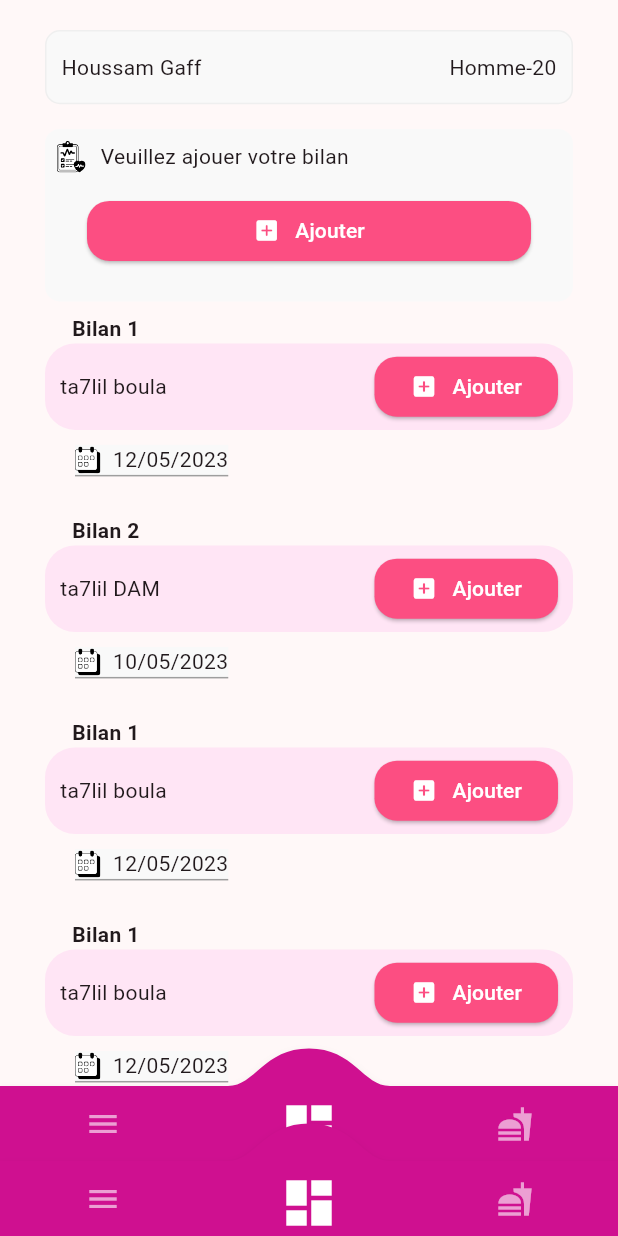
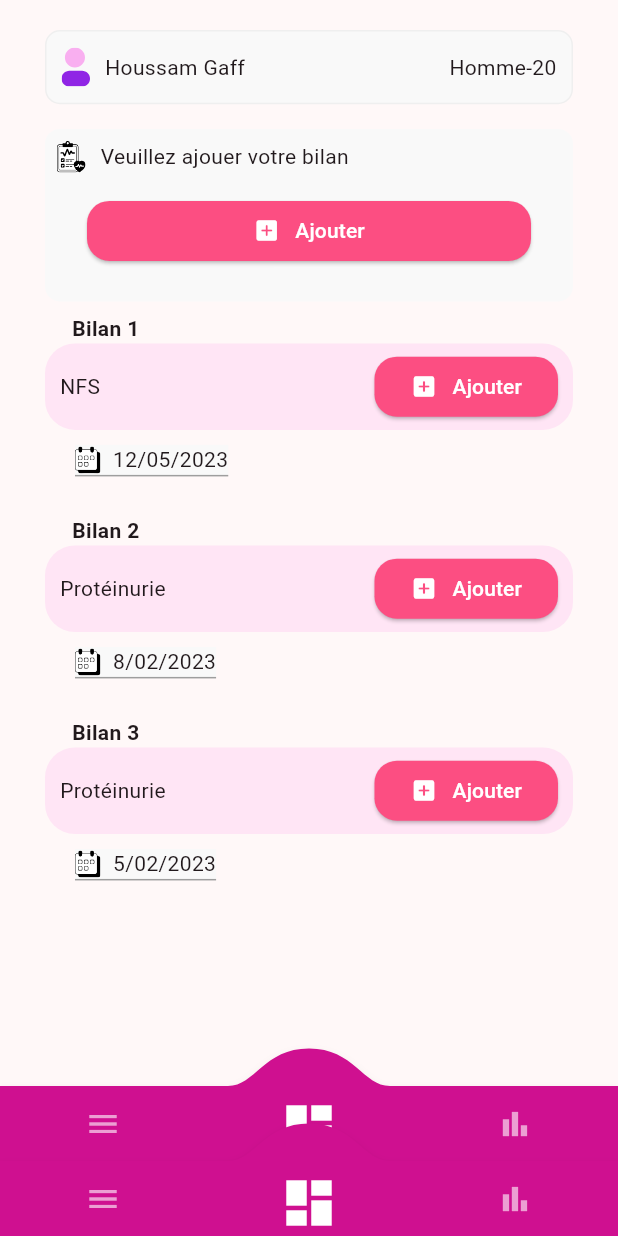
Before and after one commit to hamzaSghaier/lupus, a Flutter app: the screen it shows after launch, on a phone screen of 412 x 824 dp. Run offline on Flutter 3.47's test engine with Material 2 defaults, Android fonts, the phone set to English and light mode, and no system bars; drawn by our look-alikes of convex_bottom_bar; our stand-ins replace awesome_dialog, awesome_notifications, flutter_svg, get, syncfusion_flutter_charts; missing offline and left inert: reviews_slider.

Commit message:
bilan && statistics screens

```diff
--- a/lib/custom_widgets/custom_bottom_bar.dart
+++ b/lib/custom_widgets/custom_bottom_bar.dart
@@ -27,7 +27,7 @@ class CustomBottomBar extends StatelessWidget {
           icon: Icons.dashboard,
         ),
         TabItem(
-          icon: Icons.fastfood_sharp,
+          icon: Icons.bar_chart_outlined,
         ),
       ],
       initialActiveIndex: bottomNavigationBarController.selectedIndex.value,
--- a/lib/screens/bilan/bilan_screen.dart
+++ b/lib/screens/bilan/bilan_screen.dart
@@ -20,6 +20,22 @@ class BilanScreen extends StatefulWidget {
 class _BilanScreenState extends State<BilanScreen> {
   @override
   void initState() {
+    FileService.writeFile(
+        "mes_bilans.txt",
+        BilanModel(date: "22/12/2022", type: "NSC", image: "image bilan", id: 1)
+            .toJson()
+            .toString());
+    FileService.writeFile(
+        "mes_bilans.txt",
+        BilanModel(
+                date: "12/12/2021", type: "type 2", image: "image bilan", id: 2)
+            .toJson()
+            .toString());
+    FileService.writeFile(
+        "mes_bilans.txt",
+        BilanModel(date: "22/12/2022", type: "NSC", image: "image bilan", id: 3)
+            .toJson()
+            .toString());
     super.initState();
   }
 
@@ -40,26 +56,8 @@ class _BilanScreenState extends State<BilanScreen> {
   @override
   Widget build(BuildContext context) {
     mediaQuery = MediaQuery.of(context);
-    FileService.writeFile(
-        "mes_bilans.txt",
-        BilanModel(date: "22/12/2022", type: "NSC", image: "image bilan", id: 1)
-            .toJson()
-            .toString());
-    FileService.writeFile(
-        "mes_bilans.txt",
-        BilanModel(
-                date: "12/12/2021", type: "type 2", image: "image bilan", id: 2)
-            .toJson()
-            .toString());
-    FileService.writeFile(
-        "mes_bilans.txt",
-        BilanModel(date: "22/12/2022", type: "NSC", image: "image bilan", id: 3)
-            .toJson()
-            .toString());
 
-    FileService.getBilans("mes_bilans.txt").then((value) => setState(
-          () => listBilans = value,
-        ));
+    FileService.getBilans("mes_bilans.txt").then((value) => print(value));
 
     print(listBilans.length);
 
@@ -340,39 +338,21 @@ class _BilanScreenState extends State<BilanScreen> {
             ),
             BilanInfo(
               mediaQuery: mediaQuery,
-              title: "ta7lil boula",
+              title: "NFS",
               index: 1,
               date: "12/05/2023",
             ),
             BilanInfo(
               mediaQuery: mediaQuery,
-              title: "ta7lil DAM",
+              title: "Protéinurie",
               index: 2,
-              date: "10/05/2023",
+              date: "8/02/2023",
             ),
             BilanInfo(
               mediaQuery: mediaQuery,
-              title: "ta7lil boula",
-              index: 1,
-              date: "12/05/2023",
-            ),
-            BilanInfo(
-              mediaQuery: mediaQuery,
-              title: "ta7lil boula",
-              index: 1,
-              date: "12/05/2023",
-            ),
-            BilanInfo(
-              mediaQuery: mediaQuery,
-              title: "ta7lil boula",
-              index: 1,
-              date: "12/05/2023",
-            ),
-            BilanInfo(
-              mediaQuery: mediaQuery,
-              title: "ta7lil boula",
-              index: 1,
-              date: "12/05/2023",
+              title: "Protéinurie",
+              index: 3,
+              date: "5/02/2023",
             ),
           ]),
         ),
--- a/lib/screens/bilan/widgets/user_info.dart
+++ b/lib/screens/bilan/widgets/user_info.dart
@@ -1,4 +1,5 @@
 import 'package:flutter/material.dart';
+import 'package:flutter_svg/flutter_svg.dart';
 import 'package:hospital_app/constants/colors.dart';
 
 class UserInfo extends StatefulWidget {
@@ -29,7 +30,12 @@ class _UserInfoState extends State<UserInfo> {
           border: Border.all(color: greyContour),
           borderRadius: const BorderRadius.all(Radius.circular(10))),
       child: Row(mainAxisAlignment: MainAxisAlignment.spaceBetween, children: [
+        Padding(
+          padding: const EdgeInsets.only(right: 10.0),
+          child: SvgPicture.asset("assets/icons/avatar.svg"),
+        ),
         Text(widget.name),
+        const Spacer(),
         Text("${widget.gender}-${widget.age}")
       ]),
     );
--- a/lib/shared/file_service.dart
+++ b/lib/shared/file_service.dart
@@ -40,10 +40,12 @@ class FileService {
           return file;
         } else {
           client.close();
-          throw Exception('Failed to Download Video . Network connection failed . filename : $filename');
+          throw Exception(
+              'Failed to Download Video . Network connection failed . filename : $filename');
         }
       } catch (e) {
-        throw Exception('Failed to Download Video . Network connection failed . filename : $filename');
+        throw Exception(
+            'Failed to Download Video . Network connection failed . filename : $filename');
       }
     }
   }
@@ -67,8 +69,7 @@ class FileService {
   static Future<File> writeFile(String fileName, String content) async {
     final file = await _localFile(fileName);
     // Write the file.
-    return file.writeAsString(content + '\n', mode: FileMode.append);
-
+    return file.writeAsString('$content;', mode: FileMode.append);
   }
 
   static Future<String> readFile(String fileName) async {
@@ -90,10 +91,6 @@ class FileService {
       // Read the file
       String contents = await file.readAsString();
 
-
-
-
-
       //Convert to json
       Map<String, dynamic> jsoncontents = json.decode(contents);
 
@@ -111,8 +108,10 @@ class FileService {
       // Read the file
       String contents = await file.readAsString();
       List<BilanModel> listBilans = [];
-      contents.split("\n").forEach((element) {
-        listBilans.add(BilanModel.fromJson(jsonDecode(element)));
+      contents.split(";").forEach((element) {
+        //jsonDecode(element);
+        print(element);
+        //listBilans.add(BilanModel.fromJson());
       });
 
       return listBilans;
--- a/pubspec.yaml
+++ b/pubspec.yaml
@@ -45,6 +45,7 @@ dependencies:
   reviews_slider: ^2.0.0
   awesome_dialog: ^3.0.2
   flutter_svg:
+  syncfusion_flutter_charts: ^21.2.4
 
 
 
```
Also changed, not shown: lib/screens/statistics/statistics_screen.dart (added, +196 -0 lines), assets/icons/avatar.svg (added), pubspec.lock, 3 other files.
